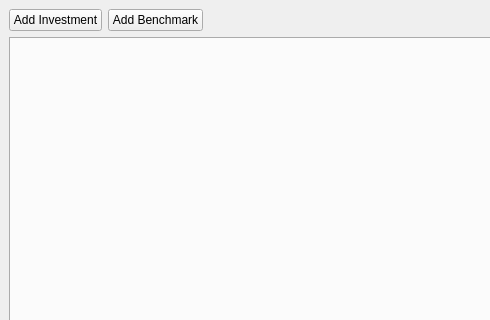
Before: the Qt Designer form src/ui/main_window.ui in wwmm/viewprofit, drawn with Qt 5; both pictures show x 0 to 490 and y 0 to 320 of the 821 by 454 pixel window.
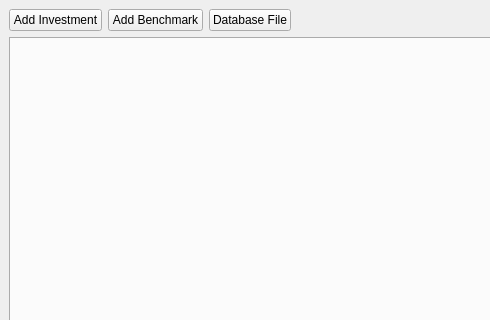
After: the same form once the commit is applied.

Commit message: added a button that opens the databse folder in the system file manager

Patch:
```diff
--- a/src/ui/main_window.ui
+++ b/src/ui/main_window.ui
@@ -61,6 +61,13 @@
         </property>
        </widget>
       </item>
+      <item>
+       <widget class="QPushButton" name="button_database_file">
+        <property name="text">
+         <string>Database File</string>
+        </property>
+       </widget>
+      </item>
       <item>
        <spacer name="horizontalSpacer">
         <property name="orientation">
```
The commit also changes 1 other file.
